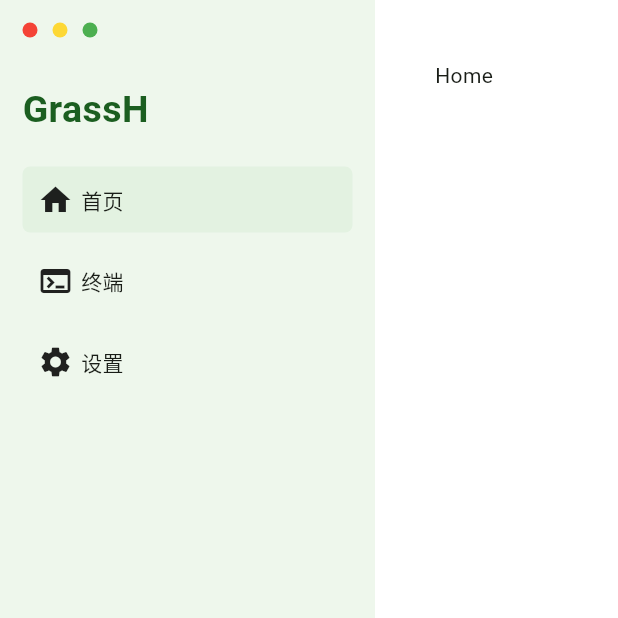
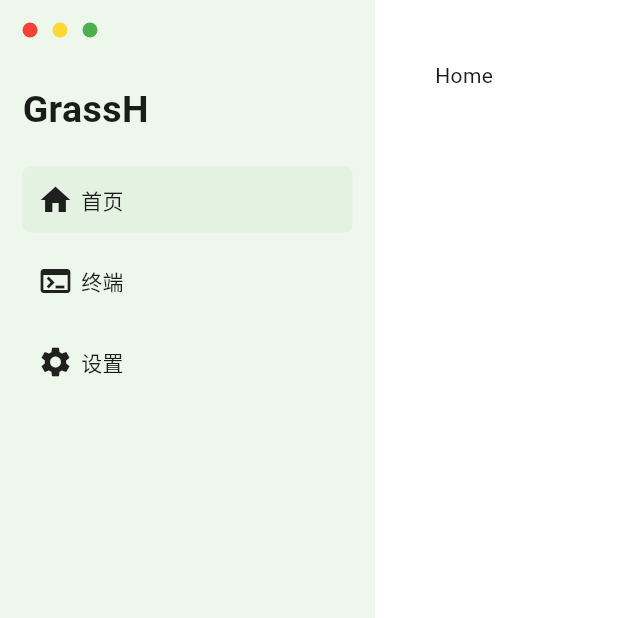
Before and after one commit to yuanzui-cf/grassh, a Flutter app: the screen it shows after launch, on a phone screen of 412 x 824 dp, the top half of it. Run offline on Flutter 3.47's test engine with Material 3 defaults, Android fonts, the phone set to English and light mode, and no system bars; our stand-ins replace package_info_plus; missing offline and left inert: window_manager; generated files the repository leaves out were written again; statements that could not run were skipped.

Commit message:
fix: Sidebar style fine-tunning

```diff
--- a/lib/src/sidebar.dart
+++ b/lib/src/sidebar.dart
@@ -71,10 +71,9 @@ class _SidebarState extends State<Sidebar> {
         SizedBox(
           width: 220,
           child: Text(
-            style: TextStyle(
+            style: const TextStyle(
               fontSize: 25,
               fontWeight: FontWeight.bold,
-              color: GlobalConfig.theme.shade900,
             ),
             AppLocalizations.of(context)!.title,
           ),
```
